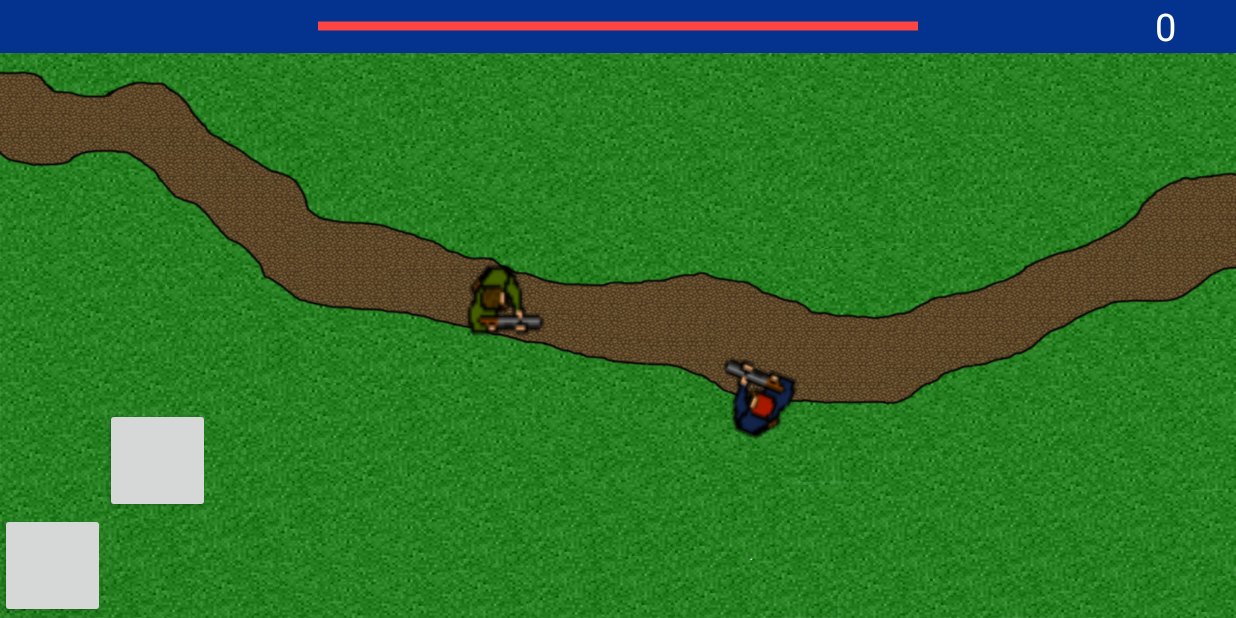
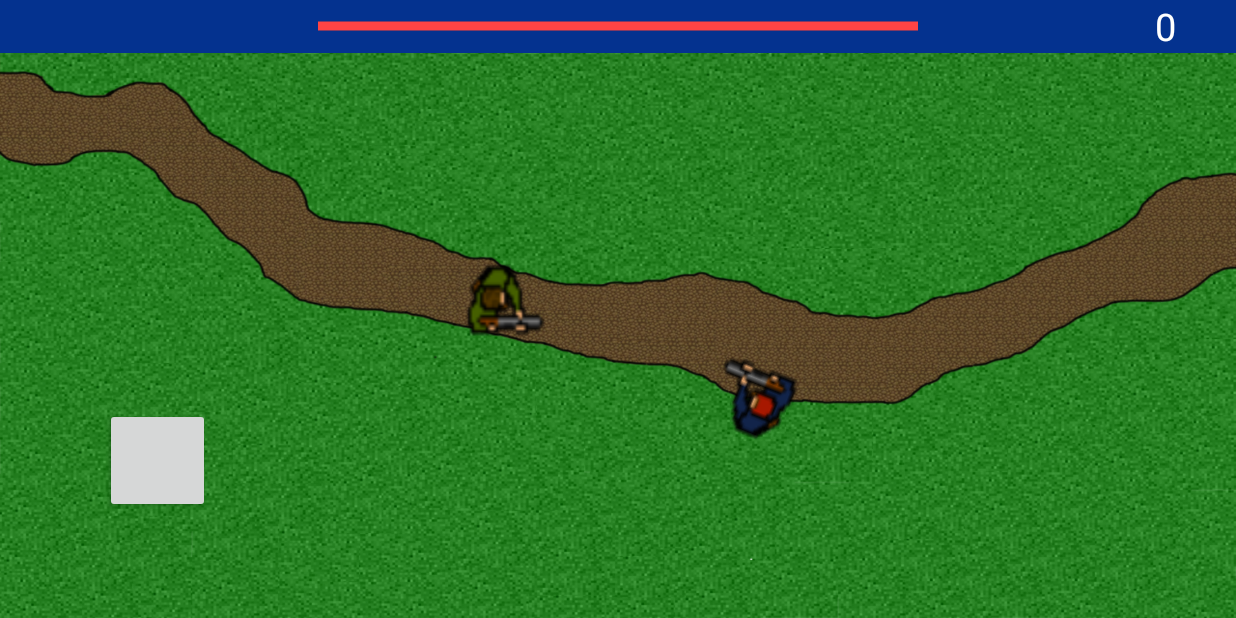
Before and after one commit to rokymiel/TGWoN, an Android app: the screen it shows after launch (GameActivity), after a tap on "ИГРАТЬ", on a phone screen of 824 x 412 dp (held sideways). Run offline under Robolectric (Android 15) with nearby library versions, the phone set to English and light mode, and no system bars.

Commit message:
Different changes

```diff
--- a/app/src/main/java/com/example/rokymielsen/tgwon/MyDraw.java
+++ b/app/src/main/java/com/example/rokymielsen/tgwon/MyDraw.java
@@ -35,10 +35,10 @@ public class MyDraw extends View{
         sky.makeSky(scaleWidth,scaleHeight);
         Log.d(TAG,displaymetrics.widthPixels+"><><");
         Log.d(TAG,displaymetrics.heightPixels+"><><");
-        int x=-(50*xStatic);
-        int y=-(20*yStatic);
-        int ex=(87*xStatic);
-        int ey=(50*yStatic);
+        int x=-(54*xStatic);
+        int y=-(7*yStatic);
+        int ex=(93*xStatic);
+        int ey=(70*yStatic);
         rocket= new Rocket(x,y,ex,ey, BitmapFactory.decodeResource(getResources(), R.drawable.rocket));
         fire = new Fire(rocket.ex-(int)(rocket.width/(1.4)),rocket.ey,BitmapFactory.decodeResource(getResources(), R.drawable.fire));
 
--- a/app/src/main/java/com/example/rokymielsen/tgwon/Rocket.java
+++ b/app/src/main/java/com/example/rokymielsen/tgwon/Rocket.java
@@ -21,7 +21,7 @@ public class Rocket {
     boolean end;
     float ex,ey;
     float a,b,c;
-    float vy=1,vx=1;
+    float vy= (float) 1.5,vx=1;
     String rotation;
     Bitmap pic;
 
--- a/app/src/main/java/com/example/rokymielsen/tgwon/Sky.java
+++ b/app/src/main/java/com/example/rokymielsen/tgwon/Sky.java
@@ -33,7 +33,7 @@ public class Sky {
     void drawSky(Canvas canvas)
     {
         canvas.drawColor(Color.BLACK);
-        paint.setColor(Color.YELLOW);
+        paint.setColor(Color.WHITE);
         paint.setStrokeWidth(2);
         for (int i = 0; i < numStars; i++)
         {
--- a/app/src/main/res/layout/activity_main.xml
+++ b/app/src/main/res/layout/activity_main.xml
@@ -16,6 +16,13 @@
         android:id="@+id/myDraw1"
         android:layout_width="match_parent"
         android:layout_height="match_parent" />
+
+    <ImageView
+        android:id="@+id/imageView2"
+        android:layout_width="match_parent"
+        android:layout_height="match_parent"
+        android:scaleType="fitEnd"
+        app:srcCompat="@drawable/back2" />
 
     <LinearLayout
 
--- a/app/src/main/res/layout/activity_settings.xml
+++ b/app/src/main/res/layout/activity_settings.xml
@@ -37,11 +37,7 @@
 
     </RadioGroup>
 
-    <ImageView
-        android:layout_width="match_parent"
-        android:layout_height="match_parent"
-        android:src="@drawable/sett1"
-        android:scaleType="fitStart"/>
+
 
     <TextView
         android:id="@+id/textView"
--- a/app/src/main/res/layout/first_level.xml
+++ b/app/src/main/res/layout/first_level.xml
@@ -24,18 +24,21 @@
 
         <LinearLayout
             android:id="@+id/layoutBut"
-            android:layout_width="140dp"
+            android:layout_width="210dp"
             android:layout_height="140dp"
             android:layout_alignParentBottom="true"
 
+
             android:orientation="vertical">
+
 
             <Button
                 android:id="@+id/buttonV"
                 android:layout_width="70dp"
                 android:layout_height="70dp"
-                android:layout_gravity="right"
-                android:onClick="shot" />
+                android:layout_gravity="center"
+                android:onClick="shot"
+                />
 
             <LinearLayout
                 android:layout_width="match_parent"
@@ -45,7 +48,8 @@
                 <Button
                     android:id="@+id/buttonL"
                     android:layout_width="70dp"
-                    android:layout_height="match_parent" />
+                    android:layout_height="match_parent"
+                    android:visibility="invisible" />
 
 
             </LinearLayout>
@@ -115,10 +119,9 @@
         android:id="@+id/imageDead"
         android:layout_width="match_parent"
         android:layout_height="match_parent"
-        app:srcCompat="@drawable/dead"
         android:scaleType="centerCrop"
         android:visibility="invisible"
-        />
+        app:srcCompat="@drawable/dead" />
 
 
 </FrameLayout>
```
